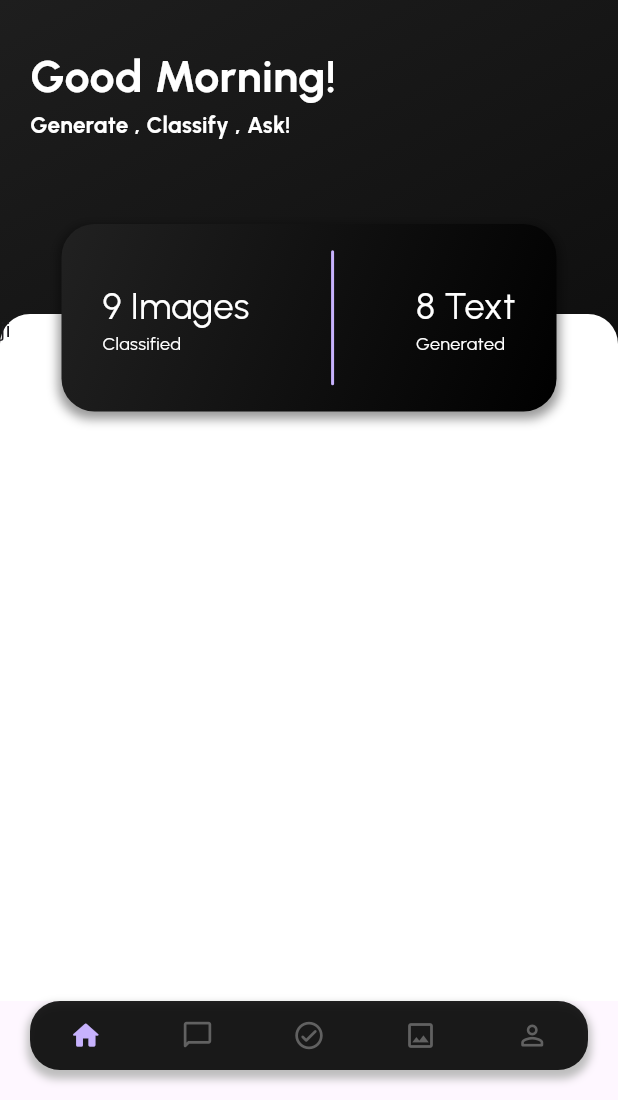
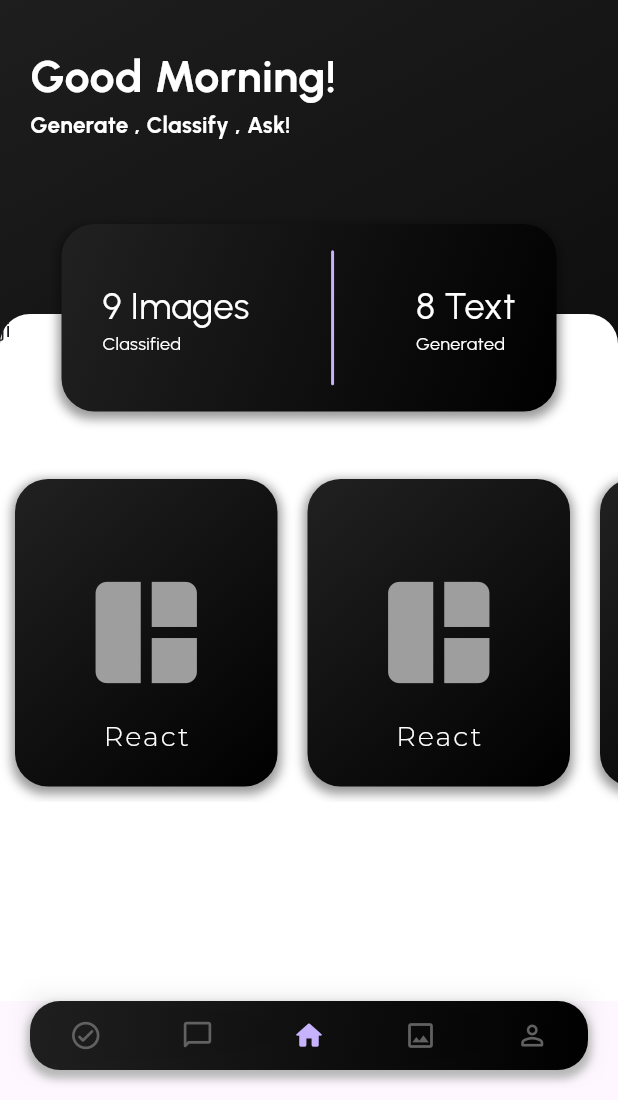
Before and after one commit to shivhub09/AiFusion, a Flutter app: the screen it shows after launch, on a phone screen of 412 x 824 dp, the part 136-1236 px from its top. Run offline on Flutter 3.47's test engine with Material 3 defaults, Android fonts, the phone set to English and light mode, and no system bars; our stand-ins replace awesome_bottom_bar, google_fonts.

Commit message:
ui changes

```diff
--- a/frontend/lib/features/Home/ui/Home.dart
+++ b/frontend/lib/features/Home/ui/Home.dart
@@ -1,4 +1,5 @@
 import 'package:flutter/material.dart';
+import 'package:frontend/utils/home_screen_card.dart';
 import 'package:google_fonts/google_fonts.dart';
 
 class MyHomePage extends StatefulWidget {
@@ -197,6 +198,56 @@ class _MyHomePageState extends State<MyHomePage> {
                   ),
                 ),
               ),
+
+              Positioned(
+                  top: 400,
+                  left: 0,
+                  right: 0,
+                  child: SizedBox(
+                    height: 225,
+                    child: ListView.builder(
+                      padding: EdgeInsets.all(0),
+                      scrollDirection: Axis.horizontal,
+                      shrinkWrap: true,
+                      itemCount: 5,
+                      itemBuilder: (context, index) {
+                        return HomeScreenimagesCard(
+                          topic: 'React',
+                          icon: Icon(
+                            Icons.auto_awesome_mosaic,
+                            size: 90,
+                            color: Colors.grey,
+                          ),
+                        );
+                      },
+                    ),
+                  )) // Positioned(
+              //     top: 450,
+              //     left: 0, // Add this line to specify the left position
+              //     right: 0, // Add this line to specify the right position
+              //     child: Row(
+              //       children: [
+              //         HomeScreenimagesCard(
+              //           topic: 'React',
+              //           icon: Icon(
+              //             Icons.auto_awesome_mosaic,
+              //             size: 90,
+              //             color: Colors.grey,
+              //           ),
+              //         ),
+              //         // SizedBox(
+              //         //   width: 10,
+              //         // ),
+              //         HomeScreenimagesCard(
+              //           topic: 'React',
+              //           icon: Icon(
+              //             Icons.auto_awesome_mosaic,
+              //             size: 90,
+              //             color: Colors.grey,
+              //           ),
+              //         ),
+              //       ],
+              //     ))
             ],
           ),
         ));
--- a/frontend/lib/mainScreen.dart
+++ b/frontend/lib/mainScreen.dart
@@ -15,13 +15,13 @@ class MainScreenPage extends StatefulWidget {
 
 const List<TabItem> items = [
   TabItem(
-    icon: Icons.home_rounded,
+    icon: Icons.check_circle_outline_rounded,
   ),
   TabItem(
     icon: Icons.chat_bubble_outline_rounded,
   ),
   TabItem(
-    icon: Icons.check_circle_outline_rounded,
+    icon: Icons.home_rounded,
   ),
   TabItem(
     icon: Icons.image_outlined,
@@ -33,12 +33,12 @@ const List<TabItem> items = [
 
 class _MainScreenPageState extends State<MainScreenPage> {
   late PageController _pageController;
-  int visit = 0;
+  int visit = 2;
 
   List screen = [
+    ChatBotPage(),
+    ToDoScreen(),
     MyHomePage(),
-    ToDoScreen(),
-    ChatBotPage(),
     ImageCaptioningScreen(),
     ProfileScreen(),
   ];
@@ -72,7 +72,15 @@ class _MainScreenPageState extends State<MainScreenPage> {
       ),
       bottomNavigationBar: Container(
         padding: const EdgeInsets.only(bottom: 20, right: 20, left: 20),
-        child: BottomBarFloating(
+        child: Container(
+          margin: EdgeInsets.all(0),
+          padding: EdgeInsets.all(0),
+          decoration: BoxDecoration(
+            gradient: LinearGradient(
+              colors: [Colors.grey.shade900, Colors.black],
+              begin: Alignment.topLeft,
+              end: Alignment.bottomRight,
+            ),
             boxShadow: [
               BoxShadow(
                 color: Colors.grey.shade400,
@@ -82,8 +90,10 @@ class _MainScreenPageState extends State<MainScreenPage> {
               ),
             ],
             borderRadius: BorderRadius.circular(20),
+          ),
+          child: BottomBarFloating(
             items: items,
-          backgroundColor: Colors.black87,
+            backgroundColor: Colors.transparent,
             color: Colors.grey.shade700,
             colorSelected: Color.fromRGBO(199, 178, 253, 1),
             indexSelected: visit,
@@ -98,6 +108,7 @@ class _MainScreenPageState extends State<MainScreenPage> {
             animated: true,
           ),
         ),
+      ),
     );
   }
 }
--- /dev/null
+++ b/frontend/lib/utils/home_screen_card.dart
@@ -0,0 +1,56 @@
+import 'package:flutter/material.dart';
+import 'package:google_fonts/google_fonts.dart';
+
+class HomeScreenimagesCard extends StatefulWidget {
+  final String topic;
+  final Icon icon;
+  const HomeScreenimagesCard({required this.topic, required this.icon});
+
+  @override
+  State<HomeScreenimagesCard> createState() => _HomeScreenimagesCardState();
+}
+
+class _HomeScreenimagesCardState extends State<HomeScreenimagesCard> {
+  @override
+  Widget build(BuildContext context) {
+    return Container(
+      margin: EdgeInsets.symmetric(horizontal: 10, vertical: 10),
+      height: 225,
+      width: 175,
+      decoration: BoxDecoration(
+        borderRadius: BorderRadius.circular(22),
+        gradient: LinearGradient(
+          colors: [Colors.grey.shade900, Colors.black],
+          begin: Alignment.topLeft,
+          end: Alignment.bottomRight,
+        ),
+        boxShadow: [
+          BoxShadow(
+            color: Colors.black38.withOpacity(0.4),
+            spreadRadius: 2,
+            blurRadius: 5,
+            offset: const Offset(0, 3), // changes the shadow position
+          ),
+        ],
+      ),
+      child: Stack(
+        children: [
+          Center(child: widget.icon),
+          Positioned(
+              bottom: 20,
+              left: 0,
+              right: 0,
+              child: Center(
+                  child: Text(
+                widget.topic,
+                style: GoogleFonts.montserrat(
+                    color: Colors.white,
+                    fontSize: 18,
+                    letterSpacing: 1.4,
+                    fontWeight: FontWeight.w300),
+              )))
+        ],
+      ),
+    );
+  }
+}
```
Also changed, not shown: 1 other file. Lines whose indentation alone changed are shown as unchanged.
